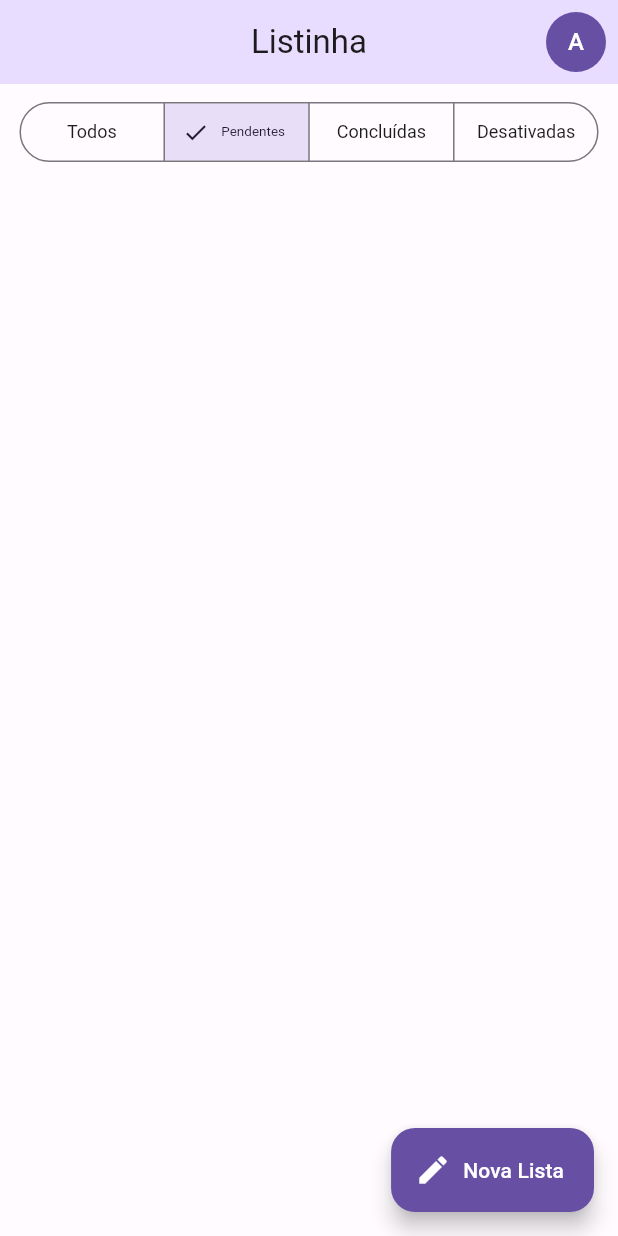
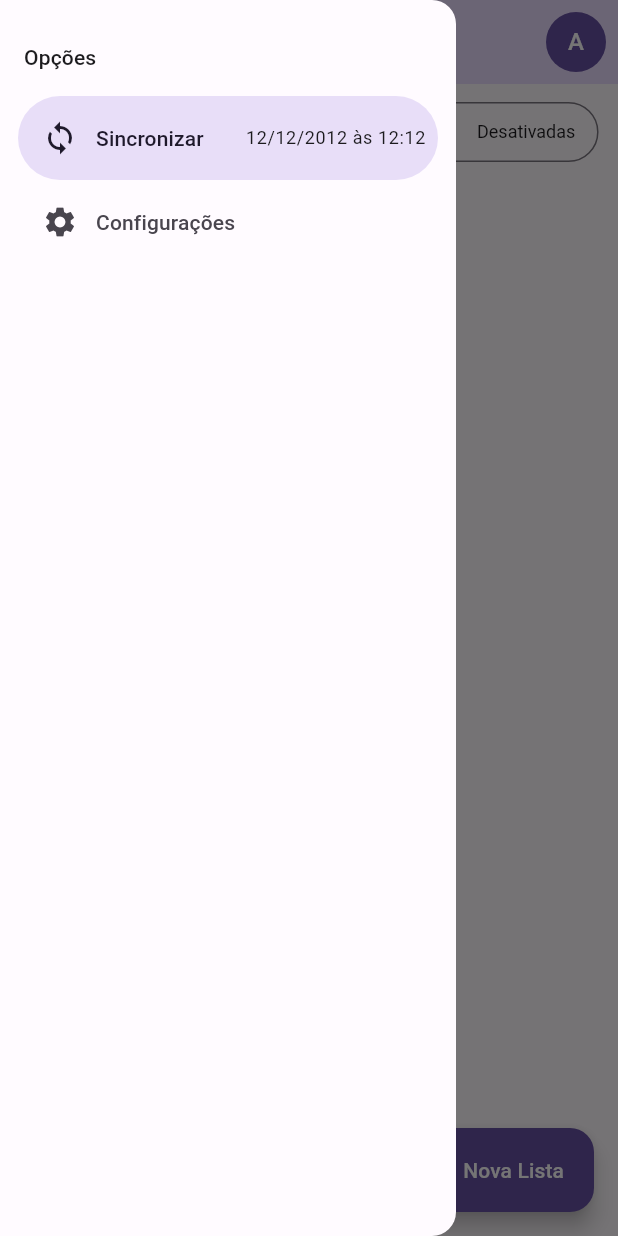
Before and after one commit to andrelucasv/listinha, a Flutter app: the screen it shows after launch, with the side drawer open (before the commit the screen has no drawer), on a phone screen of 412 x 824 dp. Run offline on Flutter 3.47's test engine with Material 2 defaults, Android fonts, the phone set to English and light mode, and no system bars.

Commit message:
Adicionando o Drawer

```diff
--- a/app/lib/src/home/home_page.dart
+++ b/app/lib/src/home/home_page.dart
@@ -1,6 +1,7 @@
 import 'package:flutter/material.dart';
 
 import '../shared/widgets/user_image_button.dart';
+import 'widgets/custom_drawer.dart';
 
 class HomePage extends StatefulWidget {
   const HomePage({super.key});
@@ -13,6 +14,7 @@ class _HomePageState extends State<HomePage> {
   @override
   Widget build(BuildContext context) {
     return Scaffold(
+      drawer: const CustomDrawer(),
       appBar: AppBar(
         title: const Text('Listinha'),
         actions: const [
--- /dev/null
+++ b/app/lib/src/home/widgets/custom_drawer.dart
@@ -0,0 +1,38 @@
+import 'package:flutter/material.dart';
+
+class CustomDrawer extends StatelessWidget {
+  const CustomDrawer({super.key});
+
+  @override
+  Widget build(BuildContext context) {
+    return NavigationDrawer(
+        children: [
+          Padding(
+            padding: const EdgeInsets.fromLTRB(16, 28, 16, 16),
+            child: Text(
+              'Opções',
+              style: Theme.of(context).textTheme.titleSmall,
+            ),
+
+          ),
+          NavigationDrawerDestination(
+            icon: const Icon(Icons.sync),
+            label: Row(
+              children: [
+                const Text('Sincronizar'),
+                const SizedBox(width: 28,),
+                Text(
+                  '12/12/2012 às 12:12',
+                  style: Theme.of(context).textTheme.bodySmall,
+                  )
+              ],
+            ),
+          ),
+          const NavigationDrawerDestination(
+            icon: Icon(Icons.settings),
+            label: Text('Configurações'),
+          ),
+        ],
+      );
+  }
+}
```
